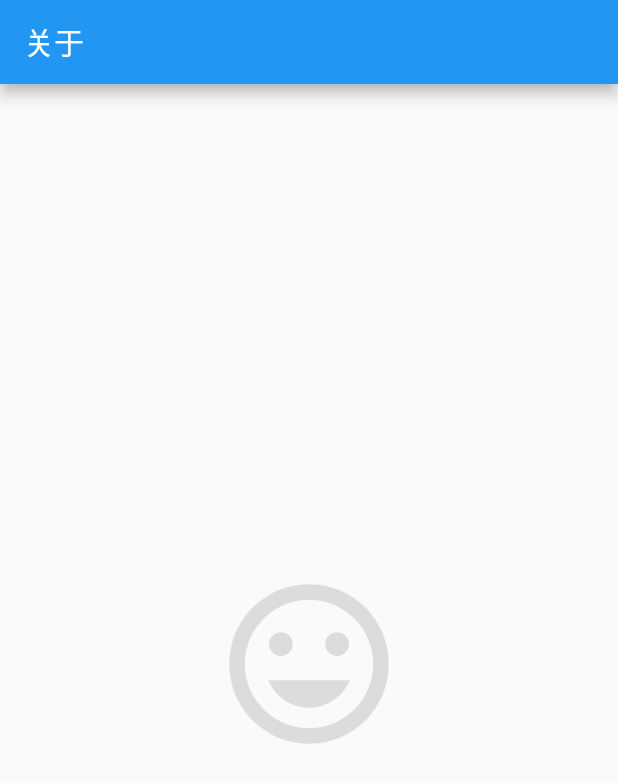
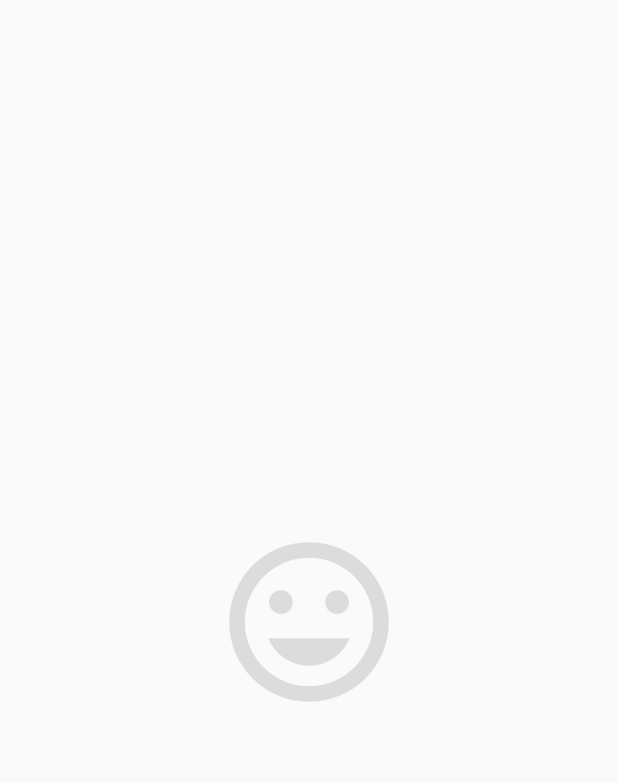
Before and after one commit to mmdi1/Book-Flutter, a Flutter app: the AboutPage screen opened directly, on a phone screen of 412 x 824 dp. Shown: the top 783 px of the screen. Run offline on Flutter 3.47's test engine with Material 2 defaults, Android fonts, the phone set to English and light mode, and no system bars; our stand-ins replace cached_network_image, flutter_redux, intro_slider, permission_handler, progress_dialog, redux and 2 more; missing offline and left inert: flutter_downloader; accounts and stored records are empty.

Commit message:
完成解析进度显示

```diff
--- a/lib/main.dart
+++ b/lib/main.dart
@@ -16,12 +16,13 @@ class FlutterReduxApp extends StatelessWidget {
   /// initialState 初始化 State
   final store = new Store<ReduxState>(
     appReducer,
+
     ///初始化数据
     initialState: new ReduxState(
-      themeData:
-          ThemeData(primarySwatch: Colors.blue, platform: TargetPlatform.android),
-          progressData: "初始化"
-    ),
+        themeData: ThemeData(
+            primarySwatch: Colors.blue, platform: TargetPlatform.android),
+        progressData: "" //解析进度
+        ),
     // locale: Locale('zh', 'CH')),
   );
 
@@ -32,12 +33,11 @@ class FlutterReduxApp extends StatelessWidget {
         store: store,
         child: new StoreBuilder<ReduxState>(builder: (context, store) {
           return new MaterialApp(
-
             debugShowCheckedModeBanner: false,
             title: '首页',
             navigatorObservers: [routeObserver],
-            // home: new SplashScreen(),
-            home: new BottomNavigationWidget(store),
+            home: new SplashScreen(store),
+            // home: new BottomNavigationWidget(store),
             //主题
             theme: store.state.themeData,
           );
--- a/lib/views/about/about_page.dart
+++ b/lib/views/about/about_page.dart
@@ -12,12 +12,10 @@ class AboutPageState extends State<AboutPage> {
   void initState() {
     super.initState();
   }
+
   @override
   Widget build(BuildContext context) {
     return new Scaffold(
-      appBar: new AppBar(
-        title: new Text('关于'),
-      ),
       body: Container(
           padding: EdgeInsets.fromLTRB(15, 20, 15, 15),
           child: Center(
--- a/lib/views/discovery/discovery_page.dart
+++ b/lib/views/discovery/discovery_page.dart
@@ -35,9 +35,6 @@ class DiscoveryPageState extends State<DiscoveryPage> {
       child: new StoreBuilder<ReduxState>(
         builder: (context, store) {
           return new Scaffold(
-            appBar: new AppBar(
-              title: new Text('发现'),
-            ),
             body: Container(
               padding: EdgeInsets.fromLTRB(15, 20, 15, 15),
               child: Column(
--- a/lib/views/home/home_page.dart
+++ b/lib/views/home/home_page.dart
@@ -19,7 +19,6 @@ class HomePageWidgetState extends State<HomePageWidget> {
   @override
   void initState() {
     super.initState();
-
     fetchData();
   }
 
```
Also changed, not shown: lib/common/utils/io_utils.dart (+6 -3 lines), lib/common/utils/navigator_utils.dart (+7 -0 lines), lib/views/down/down_page.dart (+5 -2 lines).
